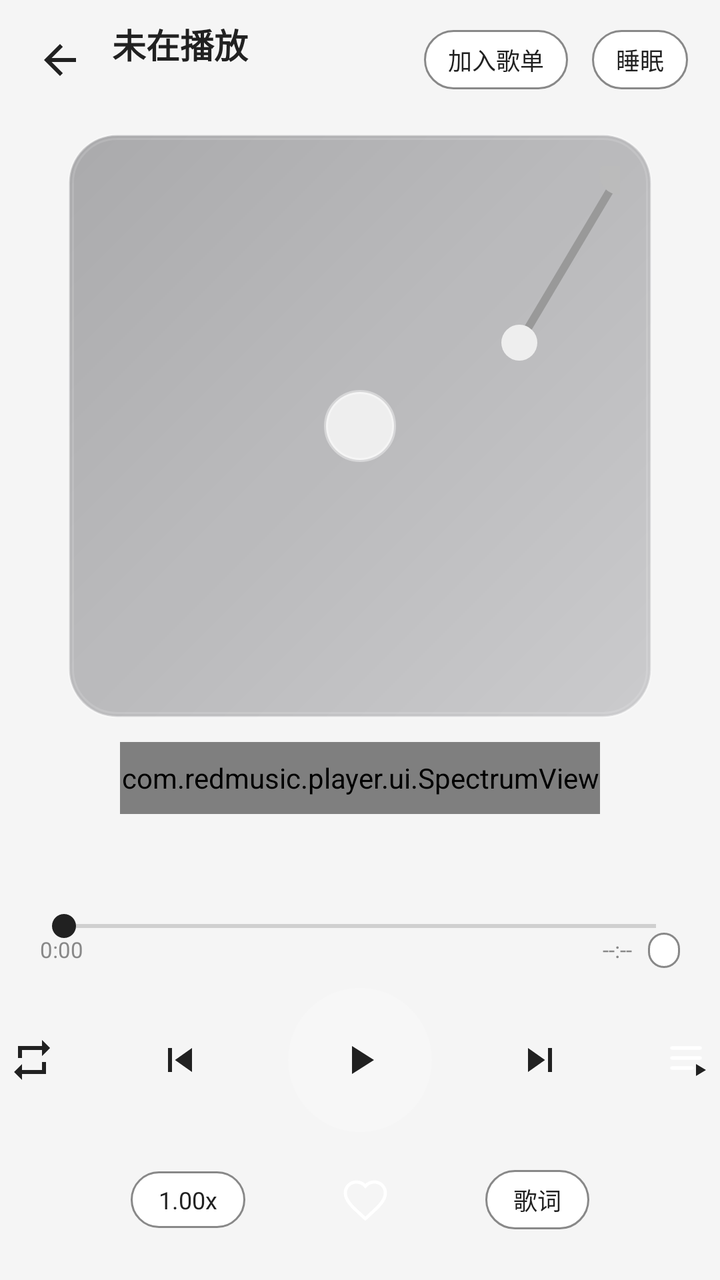
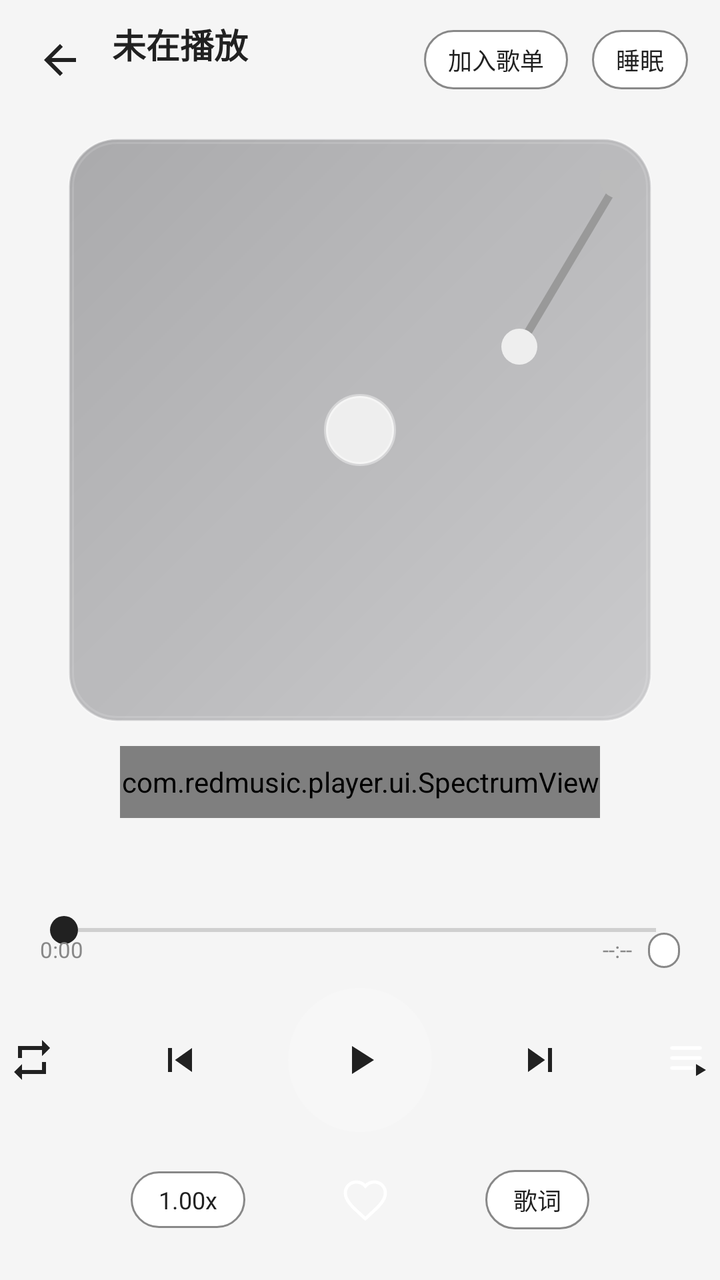

The first picture is an Android layout as it rendered before a commit; the second is the same layout after the commit. The layout source and the unified diff follow.
<!-- AndroidManifest.xml: application theme Theme.RedMusic -->
<!-- res/layout/activity_player.xml -->
<?xml version="1.0" encoding="utf-8"?>
<FrameLayout xmlns:android="http://schemas.android.com/apk/res/android"
    android:layout_width="match_parent"
    android:layout_height="match_parent"
    android:background="@color/bg">

    <ImageView
        android:id="@+id/player_bg_blur"
        android:layout_width="match_parent"
        android:layout_height="match_parent"
        android:visibility="gone"
        android:scaleType="centerCrop" />

    <View
        android:id="@+id/player_bg_gradient"
        android:layout_width="match_parent"
        android:layout_height="match_parent" />

    <LinearLayout
        android:layout_width="match_parent"
        android:layout_height="match_parent"
        android:orientation="vertical"
        android:paddingBottom="20dp">

        
        <LinearLayout
            android:layout_width="match_parent"
            android:layout_height="wrap_content"
            android:gravity="center_vertical"
            android:orientation="horizontal"
            android:paddingStart="8dp"
            android:paddingTop="8dp"
            android:paddingEnd="16dp">

            <ImageButton
                android:id="@+id/player_back"
                android:layout_width="44dp"
                android:layout_height="44dp"
                android:background="@android:color/transparent"
                android:src="@drawable/ic_arrow_back"
                android:contentDescription="返回" />

            <LinearLayout
                android:layout_width="0dp"
                android:layout_height="wrap_content"
                android:layout_marginStart="4dp"
                android:layout_weight="1"
                android:orientation="vertical">

                <TextView
                    android:id="@+id/player_title"
                    android:layout_width="match_parent"
                    android:layout_height="wrap_content"
                    android:ellipsize="end"
                    android:maxLines="1"
                    android:text="未在播放"
                    android:textColor="@color/text_primary"
                    android:textSize="17sp"
                    android:textStyle="bold" />

                <TextView
                    android:id="@+id/player_artist"
                    android:layout_width="match_parent"
                    android:layout_height="wrap_content"
                    android:ellipsize="end"
                    android:maxLines="1"
                    android:text=""
                    android:textColor="@color/text_secondary"
                    android:textSize="12sp" />
            </LinearLayout>

            <TextView
                android:id="@+id/player_add_playlist"
                android:layout_width="wrap_content"
                android:layout_height="wrap_content"
                android:layout_marginEnd="12dp"
                android:background="@drawable/bg_chip"
                android:paddingStart="12dp"
                android:paddingTop="6dp"
                android:paddingEnd="12dp"
                android:paddingBottom="6dp"
                android:text="加入歌单"
                android:textColor="@color/text_primary"
                android:textSize="12sp" />

            <TextView
                android:id="@+id/player_timer"
                android:layout_width="wrap_content"
                android:layout_height="wrap_content"
                android:background="@drawable/bg_chip"
                android:paddingStart="12dp"
                android:paddingTop="6dp"
                android:paddingEnd="12dp"
                android:paddingBottom="6dp"
                android:text="睡眠"
                android:textColor="@color/text_primary"
                android:textSize="12sp" />
        </LinearLayout>

        
        <FrameLayout
            android:layout_width="match_parent"
            android:layout_height="0dp"
            android:layout_weight="1">

            <com.redmusic.player.ui.LyricView
                android:id="@+id/player_lyric_view"
                android:layout_width="match_parent"
                android:layout_height="match_parent"
                android:visibility="gone" />

            <LinearLayout
                android:layout_width="match_parent"
                android:layout_height="match_parent"
                android:gravity="center"
                android:orientation="vertical">

                <FrameLayout
                    android:id="@+id/player_cd_container"
                    android:layout_width="wrap_content"
                    android:layout_height="wrap_content"
                    android:background="@drawable/bg_cd_case"
                    android:padding="16dp">

                    <ImageView
                        android:id="@+id/player_cover"
                        android:layout_width="260dp"
                        android:layout_height="260dp"
                        android:contentDescription="封面"
                        android:scaleType="centerCrop" />

                    <View
                        android:id="@+id/player_cd_hole"
                        android:layout_width="36dp"
                        android:layout_height="36dp"
                        android:layout_gravity="center"
                        android:background="@drawable/bg_cd_hole" />

                    <ImageView
                        android:id="@+id/player_tonearm"
                        android:layout_width="120dp"
                        android:layout_height="140dp"
                        android:layout_gravity="top|end"
                        android:layout_marginTop="-8dp"
                        android:layout_marginEnd="-12dp"
                        android:src="@drawable/ic_tonearm" />
                </FrameLayout>

                <com.redmusic.player.ui.SpectrumView
                    android:id="@+id/player_spectrum"
                    android:layout_width="match_parent"
                    android:layout_height="36dp"
                    android:layout_marginStart="60dp"
                    android:layout_marginTop="12dp"
                    android:layout_marginEnd="60dp" />

                <TextView
                    android:id="@+id/player_lyric_line"
                    android:layout_width="match_parent"
                    android:layout_height="wrap_content"
                    android:layout_marginStart="32dp"
                    android:layout_marginTop="14dp"
                    android:layout_marginEnd="32dp"
                    android:ellipsize="end"
                    android:gravity="center"
                    android:maxLines="1"
                    android:text=""
                    android:textColor="@color/text_primary"
                    android:textSize="13sp" />
            </LinearLayout>
        </FrameLayout>

        
        <SeekBar
            android:id="@+id/player_seek"
            android:layout_width="match_parent"
            android:layout_height="wrap_content"
            android:layout_marginStart="16dp"
            android:layout_marginEnd="16dp"
            android:max="1000"
            android:progressTint="@color/text_secondary"
            android:thumbTint="@color/text_primary" />

        <LinearLayout
            android:layout_width="match_parent"
            android:layout_height="wrap_content"
            android:layout_marginTop="-6dp"
            android:orientation="horizontal"
            android:paddingStart="20dp"
            android:paddingEnd="20dp">

            <TextView
                android:id="@+id/player_cur_time"
                android:layout_width="wrap_content"
                android:layout_height="wrap_content"
                android:text="0:00"
                android:textColor="@color/text_secondary"
                android:textSize="11sp" />

            <Space
                android:layout_width="0dp"
                android:layout_height="1dp"
                android:layout_weight="1" />

            <TextView
                android:id="@+id/player_total_time"
                android:layout_width="wrap_content"
                android:layout_height="wrap_content"
                android:text="--:--"
                android:textColor="@color/text_secondary"
                android:textSize="11sp" />

            <TextView
                android:id="@+id/player_full_time"
                android:layout_width="wrap_content"
                android:layout_height="wrap_content"
                android:layout_marginStart="8dp"
                android:background="@drawable/bg_chip"
                android:paddingStart="8dp"
                android:paddingTop="2dp"
                android:paddingEnd="8dp"
                android:paddingBottom="2dp"
                android:text=""
                android:textColor="@color/text_secondary"
                android:textSize="10sp" />
        </LinearLayout>

        
        <LinearLayout
            android:layout_width="match_parent"
            android:layout_height="wrap_content"
            android:layout_marginTop="10dp"
            android:gravity="center"
            android:orientation="horizontal">

            <ImageButton
                android:id="@+id/player_mode"
                android:layout_width="40dp"
                android:layout_height="40dp"
                android:background="@android:color/transparent"
                android:src="@drawable/ic_repeat"
                android:contentDescription="播放模式" />

            <ImageButton
                android:id="@+id/player_prev"
                android:layout_width="48dp"
                android:layout_height="48dp"
                android:layout_marginStart="30dp"
                android:background="@android:color/transparent"
                android:src="@drawable/ic_prev"
                android:contentDescription="上一曲" />

            <ImageButton
                android:id="@+id/player_play"
                android:layout_width="72dp"
                android:layout_height="72dp"
                android:layout_marginStart="30dp"
                android:background="@drawable/bg_play"
                android:src="@drawable/ic_play"
                android:contentDescription="播放/暂停" />

            <ImageButton
                android:id="@+id/player_next"
                android:layout_width="48dp"
                android:layout_height="48dp"
                android:layout_marginStart="30dp"
                android:background="@android:color/transparent"
                android:src="@drawable/ic_next"
                android:contentDescription="下一曲" />

            <ImageButton
                android:id="@+id/player_playlist"
                android:layout_width="40dp"
                android:layout_height="40dp"
                android:layout_marginStart="30dp"
                android:background="@android:color/transparent"
                android:src="@drawable/ic_playlist"
                android:contentDescription="播放列表" />
        </LinearLayout>

        
        <LinearLayout
            android:layout_width="match_parent"
            android:layout_height="wrap_content"
            android:layout_marginTop="14dp"
            android:gravity="center"
            android:orientation="horizontal">

            <TextView
                android:id="@+id/player_speed"
                android:layout_width="wrap_content"
                android:layout_height="wrap_content"
                android:background="@drawable/bg_chip"
                android:paddingStart="14dp"
                android:paddingTop="6dp"
                android:paddingEnd="14dp"
                android:paddingBottom="6dp"
                android:text="1.00x"
                android:textColor="@color/text_primary"
                android:textSize="12sp" />

            <ImageButton
                android:id="@+id/player_fav"
                android:layout_width="40dp"
                android:layout_height="40dp"
                android:layout_marginStart="40dp"
                android:background="@android:color/transparent"
                android:src="@drawable/ic_heart"
                android:contentDescription="收藏" />

            <TextView
                android:id="@+id/player_lyric_toggle"
                android:layout_width="wrap_content"
                android:layout_height="wrap_content"
                android:layout_marginStart="40dp"
                android:background="@drawable/bg_chip"
                android:paddingStart="14dp"
                android:paddingTop="6dp"
                android:paddingEnd="14dp"
                android:paddingBottom="6dp"
                android:text="歌词"
                android:textColor="@color/text_primary"
                android:textSize="12sp" />
        </LinearLayout>
    </LinearLayout>
</FrameLayout>
<!-- resources referenced by this layout -->
<resources>
  <color name="bg">#F5F5F5</color>
  <color name="text_primary">#212121</color>
  <color name="text_secondary">#888888</color>
  <!-- drawable bg_cd_hole (drawable) -->
  <?xml version="1.0" encoding="utf-8"?>
  <shape xmlns:android="http://schemas.android.com/apk/res/android"
      android:shape="oval">
      <solid android:color="#EEEEEE" />
      <stroke android:width="2dp" android:color="#66FFFFFF" />
  </shape>
  <!-- drawable bg_chip (drawable) -->
  <?xml version="1.0" encoding="utf-8"?>
  <shape xmlns:android="http://schemas.android.com/apk/res/android">
      <solid android:color="@color/bg_card" />
      <corners android:radius="20dp" />
      <stroke android:width="1dp" android:color="@color/text_secondary" />
  </shape>
  <!-- drawable bg_play (drawable) -->
  <?xml version="1.0" encoding="utf-8"?>
  <shape xmlns:android="http://schemas.android.com/apk/res/android">
      <solid android:color="#33FFFFFF" />
      <corners android:radius="36dp" />
  </shape>
  <!-- drawable ic_arrow_back (drawable) -->
  <?xml version="1.0" encoding="utf-8"?>
  <vector xmlns:android="http://schemas.android.com/apk/res/android"
      android:width="24dp" android:height="24dp"
      android:viewportWidth="24" android:viewportHeight="24">
      <path android:fillColor="@color/text_primary" android:pathData="M20,11H7.83l5.59,-5.59L12,4l-8,8l8,8l1.41,-1.41L7.83,13H20v-2z" />
  </vector>
  <!-- drawable ic_next (drawable) -->
  <?xml version="1.0" encoding="utf-8"?>
  <vector xmlns:android="http://schemas.android.com/apk/res/android"
      android:width="24dp" android:height="24dp"
      android:viewportWidth="24" android:viewportHeight="24">
      <path android:fillColor="@color/text_primary" android:pathData="M6,18l8.5,-6L6,6v12zM16,6v12h2V6h-2z" />
  </vector>
  <!-- drawable ic_play (drawable) -->
  <?xml version="1.0" encoding="utf-8"?>
  <vector xmlns:android="http://schemas.android.com/apk/res/android"
      android:width="24dp" android:height="24dp"
      android:viewportWidth="24" android:viewportHeight="24">
      <path android:fillColor="@color/text_primary" android:pathData="M8,5v14l11,-7z" />
  </vector>
  <!-- drawable ic_prev (drawable) -->
  <?xml version="1.0" encoding="utf-8"?>
  <vector xmlns:android="http://schemas.android.com/apk/res/android"
      android:width="24dp" android:height="24dp"
      android:viewportWidth="24" android:viewportHeight="24">
      <path android:fillColor="@color/text_primary" android:pathData="M6,6h2v12H6zM9.5,12l8.5,6V6z" />
  </vector>
  <!-- drawable ic_repeat (drawable) -->
  <?xml version="1.0" encoding="utf-8"?>
  <vector xmlns:android="http://schemas.android.com/apk/res/android"
      android:width="24dp" android:height="24dp"
      android:viewportWidth="24" android:viewportHeight="24">
      <path android:fillColor="@color/text_primary" android:pathData="M7,7h10v3l4,-4l-4,-4v3H5v6h2V7zM17,17H7v-3l-4,4l4,4v-3h12v-6h-2v4z" />
  </vector>
  <style name="Theme.RedMusic" parent="Theme.AppCompat.DayNight.NoActionBar">
          <item name="colorPrimary">@color/red</item>
          <item name="colorPrimaryDark">#8A0808</item>
          <item name="colorAccent">@color/red_light</item>
          <item name="android:windowBackground">@color/bg</item>
          <item name="android:statusBarColor">@color/bg</item>
          <item name="android:navigationBarColor">@color/bg</item>
          <item name="android:textColorPrimary">@color/text_primary</item>
      </style>
  <color name="bg_card">#FFFFFF</color>
  <color name="red">#C20C0C</color>
  <color name="red_light">#FF6B6B</color>
  <!-- unchanged entries left out for length: 4 -->
</resources>

<!-- the commit's change to res/layout/activity_player.xml (unified diff, before → after) -->
@@ -179,7 +179,7 @@
             android:layout_marginEnd="16dp"
             android:max="1000"
             android:progressTint="@color/text_secondary"
-            android:thumbTint="@color/text_primary" />
+            android:thumb="@drawable/seek_thumb" />
 
         <LinearLayout
             android:layout_width="match_parent"
<!-- resource entries referenced after the edit -->
@@ -58,6 +58,15 @@
       android:viewportWidth="24" android:viewportHeight="24">
       <path android:fillColor="@color/text_primary" android:pathData="M7,7h10v3l4,-4l-4,-4v3H5v6h2V7zM17,17H7v-3l-4,4l4,4v-3h12v-6h-2v4z" />
   </vector>
+  <!-- drawable seek_thumb (drawable) -->
+  <?xml version="1.0" encoding="utf-8"?>
+  <shape xmlns:android="http://schemas.android.com/apk/res/android"
+      android:shape="oval">
+      <solid android:color="@color/text_primary" />
+      <size
+          android:width="14dp"
+          android:height="14dp" />
+  </shape>
   <style name="Theme.RedMusic" parent="Theme.AppCompat.DayNight.NoActionBar">
           <item name="colorPrimary">@color/red</item>
           <item name="colorPrimaryDark">#8A0808</item>
